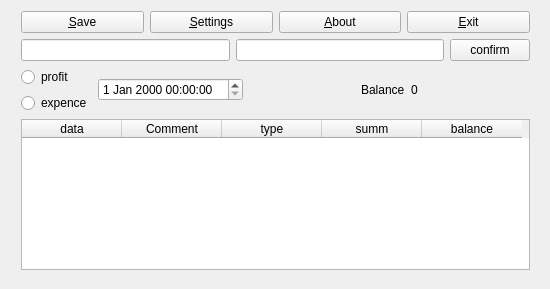
SnipeStudio/SnipeStudio_Budjet_manager, file widget.ui: the form before one commit.
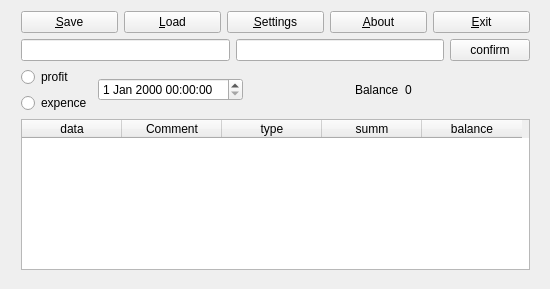
The form after the commit.

Commit message: Added: Load Function Added: Currency profile in settings menu

Patch:
```diff
--- a/widget.ui
+++ b/widget.ui
@@ -47,6 +47,13 @@
         </property>
        </widget>
       </item>
+      <item>
+       <widget class="QPushButton" name="load">
+        <property name="text">
+         <string>&amp;Load</string>
+        </property>
+       </widget>
+      </item>
       <item>
        <widget class="QPushButton" name="settings">
         <property name="text">
@@ -154,6 +161,13 @@
           </property>
          </widget>
         </item>
+        <item>
+         <widget class="QLabel" name="currency">
+          <property name="text">
+           <string/>
+          </property>
+         </widget>
+        </item>
         <item>
          <spacer name="horizontalSpacer_2">
           <property name="orientation">
```
The commit also changes 10 other files.
